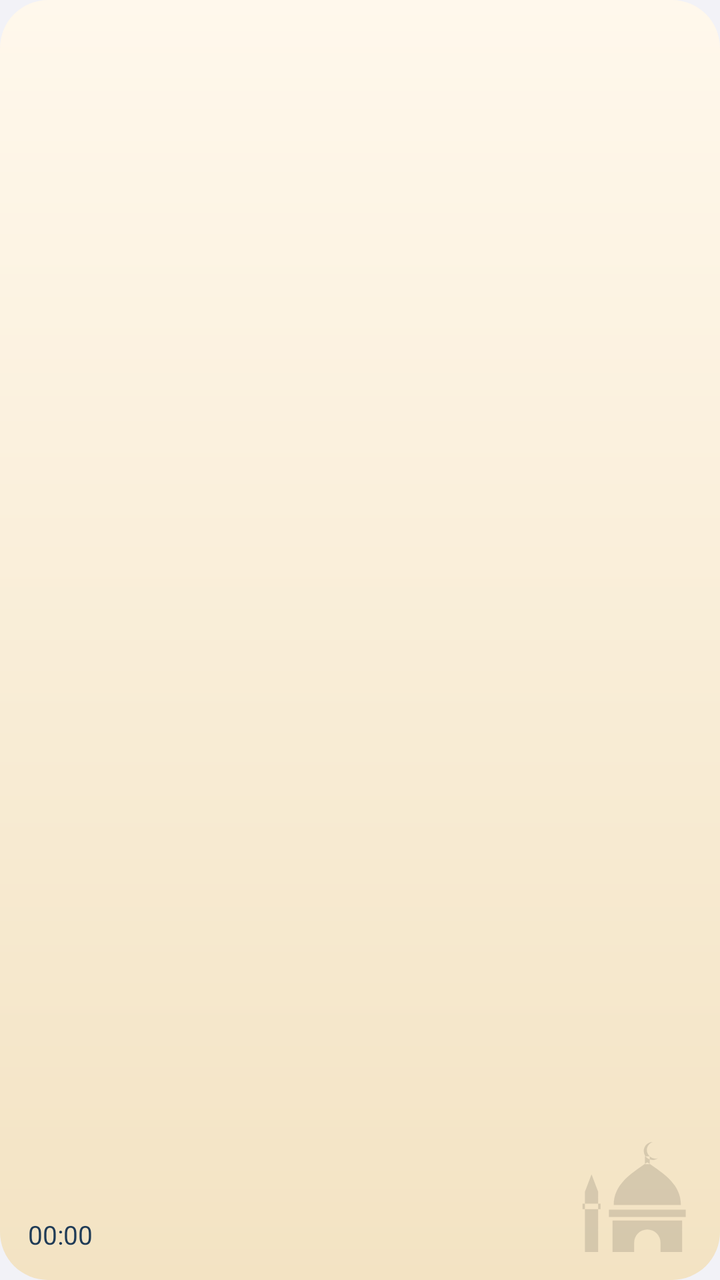
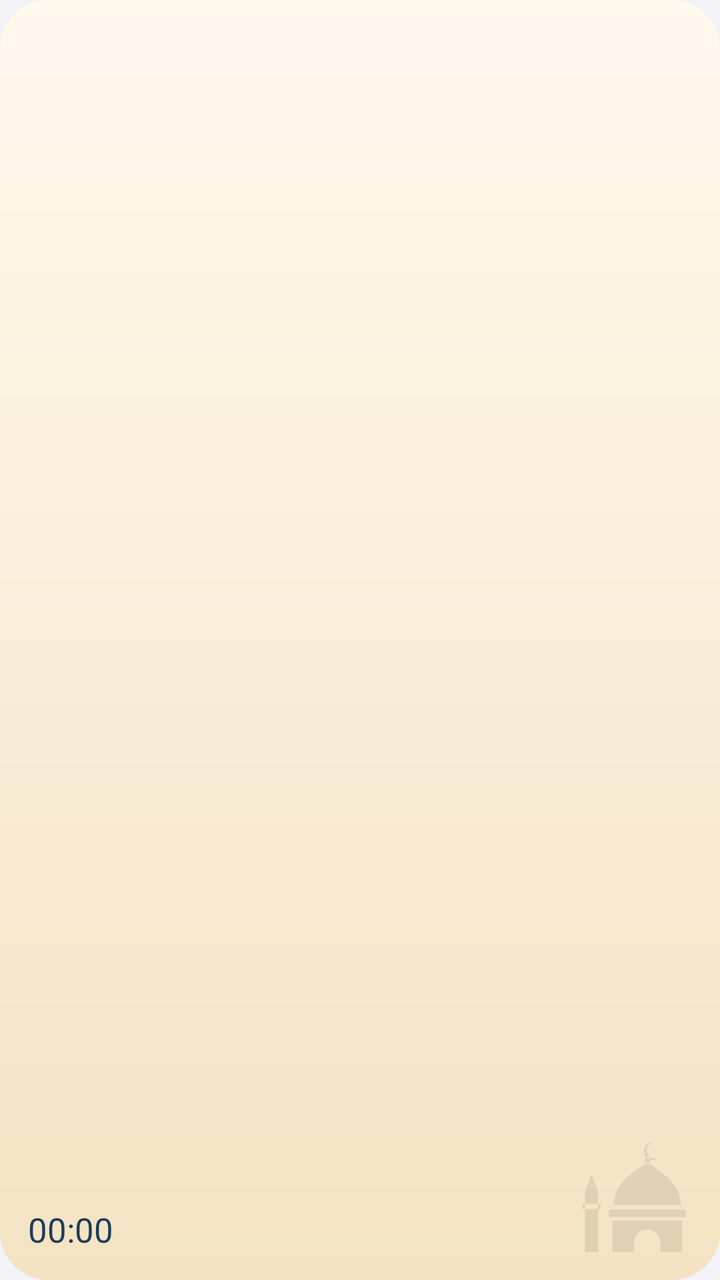

An Android layout rendered at two revisions. The XML below is the earlier revision; the diff shows what the commit changed to produce the second picture.
<!-- AndroidManifest.xml: application theme Theme.NearMosque -->
<!-- res/layout/widget_small.xml -->
<?xml version="1.0" encoding="utf-8"?>
<RelativeLayout xmlns:android="http://schemas.android.com/apk/res/android"
    android:id="@+id/widget_root"
    android:layout_width="match_parent"
    android:layout_height="match_parent"
    android:background="@drawable/widget_bg_cream"
    android:padding="14dp">
    <ImageView
        android:id="@+id/widget_mark"
        android:layout_width="72dp"
        android:layout_height="72dp"
        android:layout_alignParentEnd="true"
        android:layout_alignParentBottom="true"
        android:layout_marginEnd="-14dp"
        android:layout_marginBottom="-14dp"
        android:alpha="0.12"
        android:importantForAccessibility="no"
        android:src="@drawable/ic_tab_mosque" />
    <LinearLayout
        android:layout_width="match_parent"
        android:layout_height="match_parent"
        android:orientation="vertical">
        <TextView android:id="@+id/widget_city" style="@style/NMWidgetText.City" />
        <FrameLayout android:layout_width="1dp" android:layout_height="0dp" android:layout_weight="1" />
        <TextView android:id="@+id/widget_name" style="@style/NMWidgetText.Name" />
        <TextView android:id="@+id/widget_time" style="@style/NMWidgetText.Time" />
        <Chronometer android:id="@+id/widget_countdown" style="@style/NMWidgetText.Countdown" />
    </LinearLayout>
</RelativeLayout>
<!-- resources referenced by this layout -->
<resources>
  <!-- drawable ic_tab_mosque (drawable) -->
  <?xml version="1.0" encoding="utf-8"?>
  <vector xmlns:android="http://schemas.android.com/apk/res/android"
      android:width="24dp" android:height="24dp" android:viewportWidth="24" android:viewportHeight="24">
      <path android:fillColor="#FF000000" android:fillType="evenOdd" android:pathData="M12.9 1.1a1.5 1.5 0 1 0 0.9 2.7 1.2 1.2 0 1 1-0.9-2.7zM11.6 3.5h0.8v1.3h-0.8zM6.4 11.6c0-3.3 2.6-5.1 5.6-7.1 3 2 5.6 3.8 5.6 7.1zM5.6 12.4h12.8v1.2H5.6zM6.2 14.2h11.6v7.3h-3.6v-3.6a2.2 2.2 0 0 0-4.4 0v3.6H6.2zM1.6 21.5V9.4l1.1-2.9 1.1 2.9v12.1z M1.2 11.4h3v0.9h-3zM20.2 21.5V9.4l1.1-2.9 1.1 2.9v12.1z M19.8 11.4h3v0.9h-3z"/>
  </vector>
  <!-- drawable widget_bg_cream (drawable) -->
  <?xml version="1.0" encoding="utf-8"?>
  <shape xmlns:android="http://schemas.android.com/apk/res/android" android:shape="rectangle">
      <gradient android:angle="270" android:startColor="#FFFFF8EC" android:endColor="#FFF3E3C3" />
      <corners android:radius="24dp" />
  </shape>
  <style name="NMWidgetText.City">
          <item name="android:textSize">12sp</item>
          <item name="android:textStyle">bold</item>
      </style>
  <style name="NMWidgetText.Countdown">
          <item name="android:textSize">13sp</item>
          <item name="android:fontFeatureSettings">tnum</item>
      </style>
  <style name="NMWidgetText.Name">
          <item name="android:textSize">15sp</item>
          <item name="android:textStyle">bold</item>
      </style>
  <style name="NMWidgetText.Time">
          <item name="android:textSize">30sp</item>
          <item name="android:fontFamily">sans-serif-light</item>
          <item name="android:fontFeatureSettings">tnum</item>
      </style>
  <style name="Theme.NearMosque" parent="Theme.AppCompat.DayNight.NoActionBar">
          <item name="android:windowBackground">@color/window_background</item>
          <item name="android:statusBarColor">@android:color/transparent</item>
          <item name="android:navigationBarColor">@android:color/transparent</item>
      </style>
  <color name="window_background">#F2F2F7</color>
</resources>

<!-- the commit's change to res/layout/widget_small.xml (unified diff, before → after) -->
@@ -10,20 +10,36 @@
         android:layout_width="72dp"
         android:layout_height="72dp"
         android:layout_alignParentEnd="true"
+        android:layout_marginEnd="-14dp"
         android:layout_alignParentBottom="true"
-        android:layout_marginEnd="-14dp"
         android:layout_marginBottom="-14dp"
-        android:alpha="0.12"
+        android:alpha="0.08"
         android:importantForAccessibility="no"
         android:src="@drawable/ic_tab_mosque" />
     <LinearLayout
-        android:layout_width="match_parent"
-        android:layout_height="match_parent"
-        android:orientation="vertical">
-        <TextView android:id="@+id/widget_city" style="@style/NMWidgetText.City" />
-        <FrameLayout android:layout_width="1dp" android:layout_height="0dp" android:layout_weight="1" />
-        <TextView android:id="@+id/widget_name" style="@style/NMWidgetText.Name" />
-        <TextView android:id="@+id/widget_time" style="@style/NMWidgetText.Time" />
-        <Chronometer android:id="@+id/widget_countdown" style="@style/NMWidgetText.Countdown" />
-    </LinearLayout>
+            android:id="@+id/next_card"
+            android:layout_width="match_parent"
+            android:layout_height="match_parent"
+            android:orientation="vertical">
+            <LinearLayout
+                android:layout_width="match_parent"
+                android:layout_height="wrap_content"
+                android:gravity="center_vertical"
+                android:orientation="horizontal">
+                <TextView android:id="@+id/widget_name" style="@style/NMWidgetText.Name" android:layout_width="0dp" android:layout_weight="1" />
+                <ImageView android:id="@+id/widget_icon" android:layout_width="20dp" android:layout_height="20dp" android:importantForAccessibility="no" />
+            </LinearLayout>
+            <TextView android:id="@+id/widget_time" style="@style/NMWidgetText.Time" />
+            <LinearLayout
+                android:layout_width="match_parent"
+                android:layout_height="wrap_content"
+                android:gravity="center_vertical"
+                android:orientation="horizontal">
+                <ImageView android:id="@+id/widget_bell" android:layout_width="14dp" android:layout_height="14dp" />
+                <TextView android:id="@+id/widget_day" style="@style/NMWidgetText.Small" android:layout_marginStart="4dp" />
+            </LinearLayout>
+            <FrameLayout android:layout_width="1dp" android:layout_height="0dp" android:layout_weight="1" />
+            <TextView android:id="@+id/widget_left_label" style="@style/NMWidgetText.Small" />
+            <Chronometer android:id="@+id/widget_countdown" style="@style/NMWidgetText.Countdown" />
+        </LinearLayout>
 </RelativeLayout>
<!-- resource entries referenced after the edit -->
@@ -12,17 +12,16 @@
       <gradient android:angle="270" android:startColor="#FFFFF8EC" android:endColor="#FFF3E3C3" />
       <corners android:radius="24dp" />
   </shape>
-  <style name="NMWidgetText.City">
-          <item name="android:textSize">12sp</item>
-          <item name="android:textStyle">bold</item>
-      </style>
   <style name="NMWidgetText.Countdown">
-          <item name="android:textSize">13sp</item>
+          <item name="android:textSize">17sp</item>
           <item name="android:fontFeatureSettings">tnum</item>
       </style>
   <style name="NMWidgetText.Name">
           <item name="android:textSize">15sp</item>
           <item name="android:textStyle">bold</item>
+      </style>
+  <style name="NMWidgetText.Small">
+          <item name="android:textSize">11sp</item>
       </style>
   <style name="NMWidgetText.Time">
           <item name="android:textSize">30sp</item>
